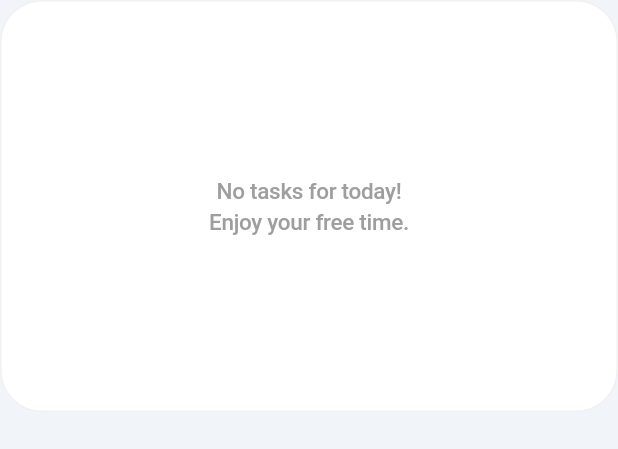
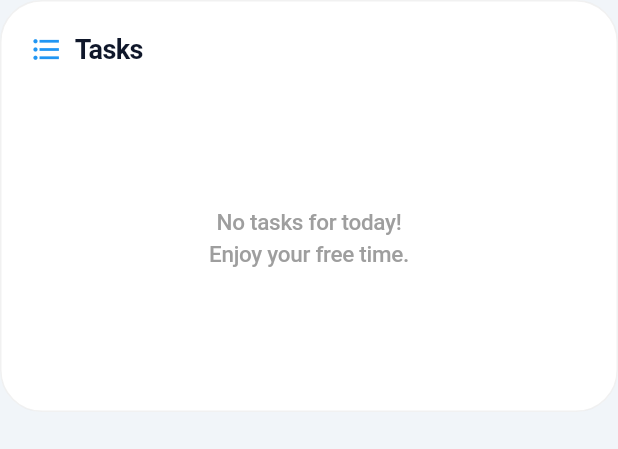
Before and after one commit to KarolinaMatysiak/SmartFlat, a Flutter app: the TasksOverviewWidget widget shown alone on an empty page, opened directly, on a phone screen of 412 x 824 dp. Shown: the top 449 px of the screen. Run offline on Flutter 3.47's test engine with Material 3 defaults, Android fonts, the phone set to English and light mode, and no system bars; our stand-ins replace cloud_firestore, firebase_auth, firebase_core, go_router; accounts and stored records are empty.

Commit message:
update design for tasks overview widget

```diff
--- /dev/null
+++ b/lib/core/widgets/loading_widget.dart
@@ -0,0 +1,10 @@
+import 'package:flutter/material.dart';
+
+class LoadingWidget extends StatelessWidget {
+  const LoadingWidget({super.key});
+
+  @override
+  Widget build(BuildContext context) {
+    return const Center(child: CircularProgressIndicator.adaptive());
+  }
+}
--- a/lib/features/task/widgets/tasks_overview_widget.dart
+++ b/lib/features/task/widgets/tasks_overview_widget.dart
@@ -1,10 +1,13 @@
 import 'package:flutter/material.dart';
 import 'package:provider/provider.dart';
 import 'package:go_router/go_router.dart';
+import 'package:smart_flat/core/widgets/loading_widget.dart';
 import 'package:smart_flat/features/task/providers/task_provider.dart';
 
 class TasksOverviewWidget extends StatelessWidget {
   const TasksOverviewWidget({super.key});
+
+  final displayedTasksLimit = 4;
 
   @override
   Widget build(BuildContext context) {
@@ -31,22 +34,94 @@ class TasksOverviewWidget extends StatelessWidget {
           onTap: () => context.push('/tasks'),
           child: Padding(
             padding: const EdgeInsets.all(20.0),
-            child: _buildWidgetContent(context, taskProvider),
+            child: _buildContent(taskProvider),
           ),
         ),
       ),
     );
   }
 
-  Widget _buildWidgetContent(BuildContext context, TaskProvider taskProvider) {
+  Widget _buildContent(TaskProvider taskProvider) {
     if (taskProvider.isLoading) {
-      return const Center(child: CircularProgressIndicator.adaptive());
+      return const LoadingWidget();
     }
 
-    if (!taskProvider.hasTasks) {
+    final allDocs = taskProvider.tasksSnapshot?.docs ?? [];
+    final totalTasksCount = allDocs.length;
+    final displayDocs = allDocs.take(displayedTasksLimit).toList();
+
+    return Column(
+      crossAxisAlignment: CrossAxisAlignment.start,
+      children: [
+        _buildHeader(totalTasksCount),
+
+        const SizedBox(height: 16),
+
+        if (!taskProvider.hasTasks)
+          Expanded(
+            child: _buildEmptyState(),
+          )
+        else
+          Expanded(
+            child: _buildTasksList(displayDocs),
+          ),
+
+        if (taskProvider.hasTasks && totalTasksCount > displayedTasksLimit)
+          Padding(
+            padding: const EdgeInsets.only(top: 8.0),
+            child: Center(
+              child: Text(
+                '+${totalTasksCount - displayedTasksLimit} more',
+                style: TextStyle(
+                  fontSize: 12,
+                  fontWeight: FontWeight.bold,
+                  letterSpacing: -0.4,
+                ),
+              ),
+            ),
+          ),
+      ],
+    );
+  }
+
+  Widget _buildHeader(int totalTasksCount) {
+    return Row(
+      mainAxisAlignment: MainAxisAlignment.spaceBetween,
+      children: [
+        const Row(
+          children: [
+            Icon(
+              Icons.format_list_bulleted,
+              color: Colors.blue,
+              size: 22,
+            ),
+            SizedBox(width: 8),
+            Text(
+              'Tasks',
+              style: TextStyle(
+                fontSize: 18,
+                fontWeight: FontWeight.bold,
+                letterSpacing: -0.4,
+              ),
+            ),
+          ],
+        ),
+        if (totalTasksCount > 0)
+          Text(
+            '$totalTasksCount',
+            style: TextStyle(
+              color: Colors.grey,
+              fontWeight: FontWeight.w600,
+            ),
+          ),
+      ],
+    );
+  }
+
+  Widget _buildEmptyState() {
     return Center(
       child: Text(
-          "No tasks for today!\nEnjoy your free time.",
+        'No tasks for today!\nEnjoy your free time.',
         textAlign: TextAlign.center,
         style: TextStyle(
           color: Colors.grey.shade500,
@@ -58,43 +133,8 @@ class TasksOverviewWidget extends StatelessWidget {
     );
   }
 
-    final allDocs = taskProvider.tasksSnapshot!.docs;
-    final totalTasksCount = allDocs.length;
-    final displayDocs = allDocs.take(5).toList();
-
-    return Column(
-      crossAxisAlignment: CrossAxisAlignment.start,
-      children: [
-        Row(
-          mainAxisAlignment: MainAxisAlignment.spaceBetween,
-          children: [
-            Row(
-              children: [
-                const Icon(Icons.format_list_bulleted, color: Colors.blue, size: 22),
-                const SizedBox(width: 8),
-                const Text(
-                  "Tasks",
-                  style: TextStyle(
-                    fontSize: 18,
-                    fontWeight: FontWeight.bold,
-                    letterSpacing: -0.4,
-                  ),
-                ),
-              ],
-            ),
-            if (totalTasksCount > 0)
-              Text(
-                "$totalTasksCount",
-                style: TextStyle(
-                  color: Colors.grey.shade400,
-                  fontWeight: FontWeight.w600,
-                ),
-              ),
-          ],
-        ),
-        const SizedBox(height: 16),
-        Expanded(
-          child: ListView.separated(
+  Widget _buildTasksList(List displayDocs) {
+    return ListView.separated(
       padding: EdgeInsets.zero,
       physics: const NeverScrollableScrollPhysics(),
       itemCount: displayDocs.length,
@@ -104,21 +144,27 @@ class TasksOverviewWidget extends StatelessWidget {
         indent: 44,
       ),
       itemBuilder: (context, index) {
-              final doc = displayDocs[index];
+        return _buildTaskItem(displayDocs[index], index);
+      },
+    );
+  }
+
+  Widget _buildTaskItem(dynamic doc, int index) {
     final data = doc.data();
+
     final title = data['title'] ?? 'No title';
     final description = data['description'] ?? '';
 
     final isFirst = index == 0;
 
     return Padding(
-                padding: const EdgeInsets.symmetric(vertical: 10.0),
+      padding: const EdgeInsets.symmetric(vertical: 10),
       child: Row(
         children: [
           Icon(
-                      isFirst ? Icons.star_rounded : Icons.radio_button_off_rounded,
-                      color: isFirst ? Colors.amber : Colors.grey.shade400,
-                      size: isFirst ? 26 : 22,
+            Icons.radio_button_off_rounded,
+            color: Colors.grey.shade400,
+            size: 22,
           ),
           const SizedBox(width: 12),
           Expanded(
@@ -128,8 +174,9 @@ class TasksOverviewWidget extends StatelessWidget {
                 Text(
                   title,
                   style: TextStyle(
-                              fontSize: isFirst ? 17 : 15,
-                              fontWeight: isFirst ? FontWeight.bold : FontWeight.w500,
+                    fontSize: 15,
+                    fontWeight:
+                    FontWeight.w500,
                     color: Colors.black87,
                     letterSpacing: -0.2,
                   ),
@@ -149,26 +196,13 @@ class TasksOverviewWidget extends StatelessWidget {
               ],
             ),
           ),
-                    Icon(Icons.chevron_right_rounded, color: Colors.grey.shade400, size: 18),
+          Icon(
+            Icons.chevron_right_rounded,
+            color: Colors.grey.shade400,
+            size: 18,
+          ),
         ],
       ),
     );
-            },
-          ),
-        ),
-        if (totalTasksCount > 5) ...[
-          Padding(
-            padding: const EdgeInsets.only(top: 8.0),
-            child: Center(
-              child: Icon(
-                Icons.more_horiz_rounded,
-                color: Colors.grey.shade400,
-                size: 24,
-              ),
-            ),
-          ),
-        ],
-      ],
-    );
   }
 }
```
Lines whose indentation alone changed are shown as unchanged.
